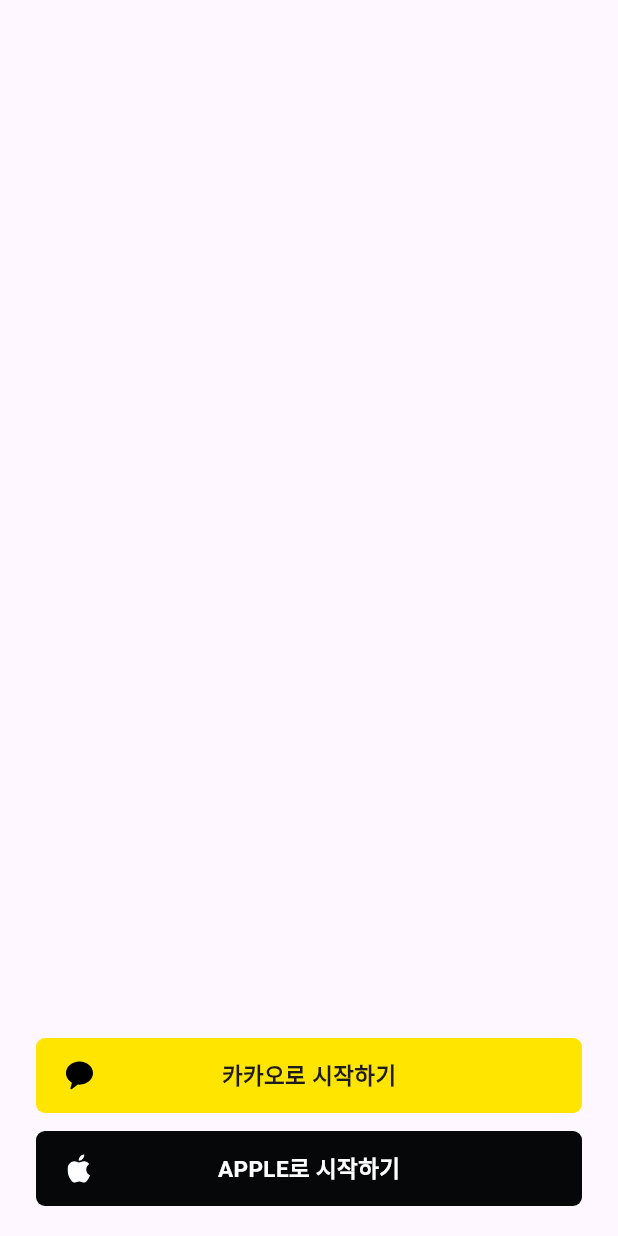
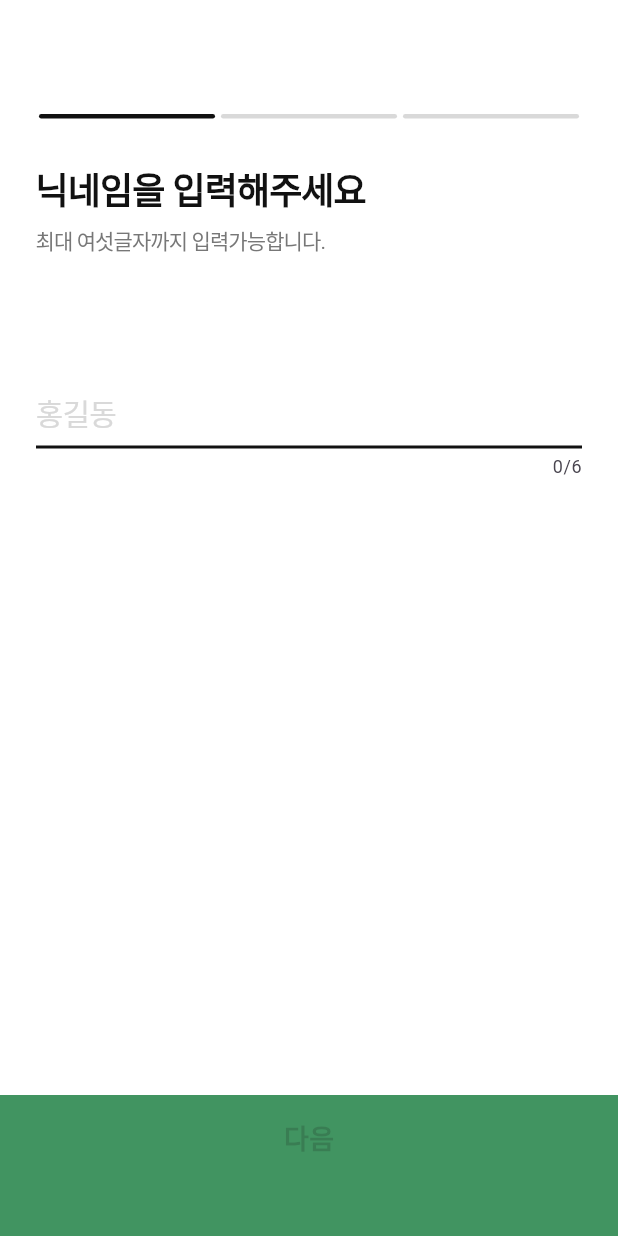
Before and after one commit to zzikbu/petdays, a Flutter app: the screen it shows after launch, on a phone screen of 412 x 824 dp. Run offline on Flutter 3.47's test engine with Material 3 defaults, Android fonts, the light colour scheme and no system bars; our stand-ins replace flutter_svg; Roboto replaces fonts that are missing (Pretendard).

Commit message:
feat: 회원가입 닉네임 입력 페이지 UI 구현

```diff
--- a/analysis_options.yaml
+++ b/analysis_options.yaml
@@ -1,28 +1,6 @@
-# This file configures the analyzer, which statically analyzes Dart code to
-# check for errors, warnings, and lints.
-#
-# The issues identified by the analyzer are surfaced in the UI of Dart-enabled
-# IDEs (https://dart.dev/tools#ides-and-editors). The analyzer can also be
-# invoked from the command line by running `flutter analyze`.
-
-# The following line activates a set of recommended lints for Flutter apps,
-# packages, and plugins designed to encourage good coding practices.
 include: package:flutter_lints/flutter.yaml
 
 linter:
-  # The lint rules applied to this project can be customized in the
-  # section below to disable rules from the `package:flutter_lints/flutter.yaml`
-  # included above or to enable additional rules. A list of all available lints
-  # and their documentation is published at https://dart.dev/lints.
-  #
-  # Instead of disabling a lint rule for the entire project in the
-  # section below, it can also be suppressed for a single line of code
-  # or a specific dart file by using the `// ignore: name_of_lint` and
-  # `// ignore_for_file: name_of_lint` syntax on the line or in the file
-  # producing the lint.
   rules:
-    # avoid_print: false  # Uncomment to disable the `avoid_print` rule
-    # prefer_single_quotes: true  # Uncomment to enable the `prefer_single_quotes` rule
-
-# Additional information about this file can be found at
-# https://dart.dev/guides/language/analysis-options
+    prefer_const_constructors: false
+    prefer_const_literals_to_create_immutables: false
--- /dev/null
+++ b/lib/components/next_button.dart
@@ -0,0 +1,45 @@
+import 'package:flutter/material.dart';
+
+import '../pallete.dart';
+
+class NextButton extends StatelessWidget {
+  final bool isActive;
+  final VoidCallback onTap;
+  final String buttonText;
+
+  const NextButton({
+    super.key,
+    required this.isActive,
+    required this.onTap,
+    required this.buttonText,
+  });
+
+  @override
+  Widget build(BuildContext context) {
+    Color textColor = isActive ? Pallete.white : Pallete.subGreen;
+
+    return GestureDetector(
+      onTap: isActive ? onTap : null,
+      child: Container(
+        height: 94,
+        width: MediaQuery.of(context).size.width,
+        color: Pallete.mainGreen,
+        child: Align(
+          alignment: Alignment.topCenter,
+          child: Padding(
+            padding: const EdgeInsets.only(top: 16),
+            child: Text(
+              buttonText,
+              style: TextStyle(
+                fontFamily: 'Pretendard',
+                fontWeight: FontWeight.w600,
+                fontSize: 18,
+                color: textColor, // Use the determined textColor
+              ),
+            ),
+          ),
+        ),
+      ),
+    );
+  }
+}
--- a/lib/main.dart
+++ b/lib/main.dart
@@ -1,5 +1,6 @@
 import 'package:flutter/material.dart';
 import 'package:pet_log/sign_in/sign_in_page.dart';
+import 'package:pet_log/sign_up/sign_up_nickname_page.dart';
 
 void main() {
   runApp(const MyApp());
@@ -16,7 +17,7 @@
         useMaterial3: true,
       ),
       home: const Scaffold(
-        body: SignInPage(),
+        body: SignUpNicknamePage(),
       ),
     );
   }
--- a/assets/pallete.dart
+++ b/lib/pallete.dart
@@ -3,7 +3,11 @@
 class Pallete {
   Pallete._();
 
-  static const forestGreen = Color(0xFF419461);
+  static const white = Color(0xFFFFFFFF);
+  static const black = Color(0xFF111111);
+
+  static const mainGreen = Color(0xFF419461);
+  static const subGreen = Color(0xFF397D53);
   static const darkGray = Color(0xFF343834);
   static const mediumGray = Color(0xFF777777);
   static const lightGray = Color(0xFFD9D9D9);
--- /dev/null
+++ b/lib/sign_up/sign_up_nickname_page.dart
@@ -0,0 +1,161 @@
+import 'package:flutter/material.dart';
+import 'package:pet_log/components/next_button.dart';
+import 'package:pet_log/pallete.dart';
+
+class SignUpNicknamePage extends StatefulWidget {
+  const SignUpNicknamePage({super.key});
+
+  @override
+  _SignUpNicknamePageState createState() => _SignUpNicknamePageState();
+}
+
+class _SignUpNicknamePageState extends State<SignUpNicknamePage> {
+  final TextEditingController _nicknameController = TextEditingController();
+  bool _isButtonActive = false;
+
+  @override
+  void initState() {
+    super.initState();
+    _nicknameController.addListener(_updateButtonState);
+  }
+
+  @override
+  void dispose() {
+    _nicknameController.removeListener(_updateButtonState);
+    _nicknameController.dispose();
+    super.dispose();
+  }
+
+  void _updateButtonState() {
+    setState(() {
+      _isButtonActive = _nicknameController.text.isNotEmpty;
+    });
+  }
+
+  @override
+  Widget build(BuildContext context) {
+    return Scaffold(
+      backgroundColor: Pallete.white,
+      appBar: AppBar(
+        backgroundColor: Colors.white,
+      ),
+      resizeToAvoidBottomInset: false,
+      body: Stack(
+        children: [
+          SafeArea(
+            child: Padding(
+              padding: const EdgeInsets.fromLTRB(24, 20, 24, 0),
+              child: Column(
+                crossAxisAlignment: CrossAxisAlignment.start,
+                children: [
+                  StepProgressIndicator(
+                    totalSteps: 3,
+                    currentStep: 1,
+                    selectedColor: Pallete.black,
+                    unselectedColor: Pallete.lightGray,
+                  ),
+                  SizedBox(height: 30),
+                  Text(
+                    '닉네임을 입력해주세요',
+                    style: TextStyle(
+                      fontFamily: 'Pretendard',
+                      fontWeight: FontWeight.w600,
+                      fontSize: 24,
+                      color: Pallete.black,
+                      letterSpacing: -0.6,
+                    ),
+                  ),
+                  SizedBox(height: 5),
+                  Text(
+                    '최대 여섯글자까지 입력가능합니다.',
+                    style: TextStyle(
+                      fontFamily: 'Pretendard',
+                      fontWeight: FontWeight.w400,
+                      fontSize: 14,
+                      color: Pallete.mediumGray,
+                      letterSpacing: -0.6,
+                    ),
+                  ),
+                  SizedBox(height: 80),
+                  TextField(
+                    controller: _nicknameController,
+                    maxLength: 6, // 최대 글자 수를 6으로 제한
+                    style: TextStyle(
+                      fontFamily: 'Pretendard',
+                      fontWeight: FontWeight.w500,
+                      fontSize: 20,
+                      letterSpacing: -0.5,
+                    ),
+                    decoration: InputDecoration(
+                      hintText: '홍길동',
+                      hintStyle: TextStyle(
+                        fontFamily: 'Pretendard',
+                        fontSize: 20,
+                        letterSpacing: -0.5,
+                        fontWeight: FontWeight.w500,
+                        color: Pallete.lightGray,
+                      ),
+                      focusedBorder: UnderlineInputBorder(
+                        borderSide:
+                            BorderSide(color: Pallete.black, width: 2), // 활성화
+                      ),
+                      enabledBorder: UnderlineInputBorder(
+                        borderSide:
+                            BorderSide(color: Pallete.black, width: 2), // 비활성화
+                      ),
+                    ),
+                  ),
+                  Spacer(),
+                ],
+              ),
+            ),
+          ),
+          Positioned(
+            bottom: 0,
+            left: 0,
+            right: 0,
+            child: NextButton(
+              isActive: _isButtonActive,
+              onTap: () {
+                print("다음 버튼 눌림");
+              },
+              buttonText: "다음",
+            ),
+          ),
+        ],
+      ),
+    );
+  }
+}
+
+class StepProgressIndicator extends StatelessWidget {
+  final int totalSteps;
+  final int currentStep;
+  final Color selectedColor;
+  final Color unselectedColor;
+
+  StepProgressIndicator({
+    required this.totalSteps,
+    required this.currentStep,
+    required this.selectedColor,
+    required this.unselectedColor,
+  });
+
+  @override
+  Widget build(BuildContext context) {
+    return Row(
+      children: List.generate(totalSteps, (index) {
+        return Expanded(
+          child: Container(
+            decoration: BoxDecoration(
+              borderRadius: BorderRadius.circular(8.0),
+              color: index < currentStep ? selectedColor : unselectedColor,
+            ),
+            margin: EdgeInsets.symmetric(horizontal: 2.0),
+            height: 3.0,
+          ),
+        );
+      }),
+    );
+  }
+}
```
